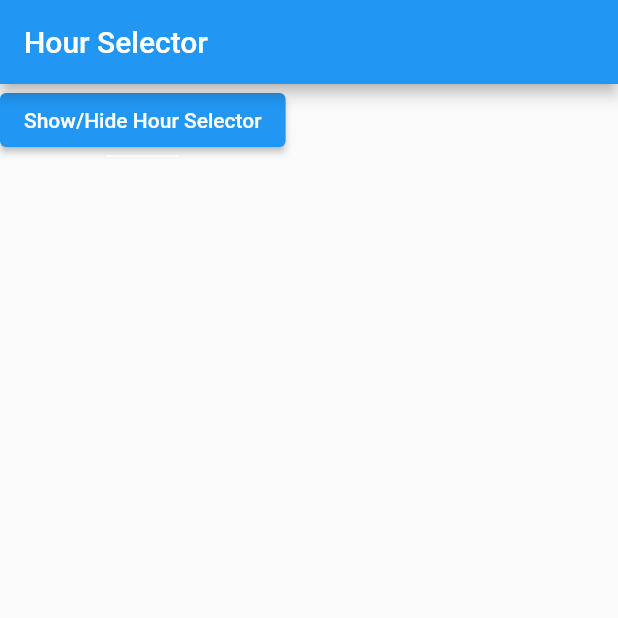
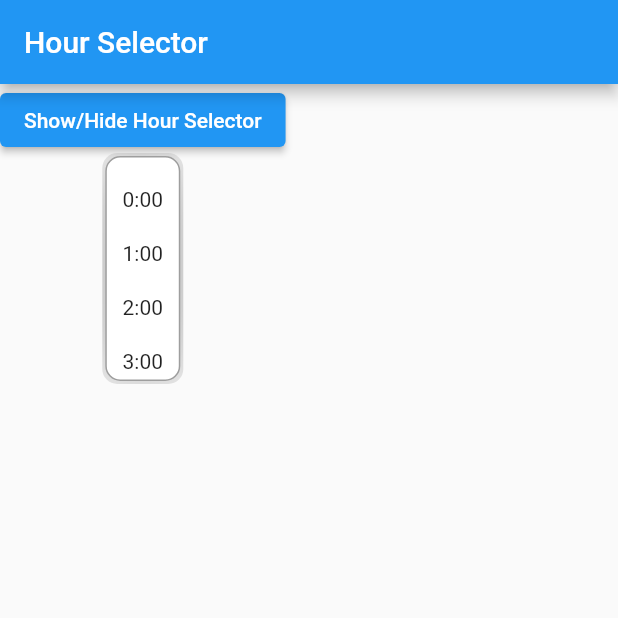
Before and after one commit to JuanFGQ/smart_home_design, a Flutter app: the screen it shows after launch, after a tap on "Show/Hide Hour Selector", on a phone screen of 412 x 824 dp, the top half of it. Run offline on Flutter 3.47's test engine with Material 2 defaults, Android fonts, the phone set to English and light mode, and no system bars; our stand-ins replace sleek_circular_slider.

Commit message:
date picker working

```diff
--- a/lib/main.dart
+++ b/lib/main.dart
@@ -37,50 +37,47 @@ class _MyHourSelectorState extends State<MyHourSelector>
   final double itemExtent = 50.0;
   final int initialHour = 12;
   bool isVisible = true; // Estado para controlar la visibilidad de la lista
-  final ValueNotifier<bool> openHourPicker = ValueNotifier<bool>(false);
   late AnimationController _animationController;
 
   @override
   void initState() {
     super.initState();
     // scrollController.jumpTo(itemExtent * initialHour);
-    _animationController =
-        AnimationController(vsync: this, duration: Duration(milliseconds: 100));
+    _animationController = AnimationController(
+        vsync: this, duration: const Duration(milliseconds: 100));
   }
 
   @override
   Widget build(BuildContext context) {
+    final ValueNotifier<bool> openHourPicker = ValueNotifier<bool>(false);
+
     return Scaffold(
       appBar: AppBar(
-        title: Text('Hour Selector'),
+        title: const Text('Hour Selector'),
       ),
       body: Column(
         children: [
-          ElevatedButton(
+          ValueListenableBuilder(
+              valueListenable: openHourPicker,
+              builder: (context, value, child) {
+                return ElevatedButton(
                   onPressed: () {
+                    openHourPicker.value = !openHourPicker.value;
+                    print(value);
                     // Cambiar el estado para mostrar/ocultar la lista
-              setState(() {
-                isVisible = !isVisible;
-              });
                   },
-            child: Text('Show/Hide Hour Selector'),
-          ),
+                  child: const Text('Show/Hide Hour Selector'),
+                );
+              }),
           // Lista de horas (se muestra si isVisible es verdadero)
           ValueListenableBuilder(
               valueListenable: openHourPicker,
               builder: (context, value, child) {
-                return GestureDetector(
-                  onTap: () {
-                    openHourPicker.value = !openHourPicker.value;
-                    print(openHourPicker.value);
-                  },
-                  child: AnimatedContainer(
-                      duration: Duration(milliseconds: 100),
+                return AnimatedContainer(
+                    duration: const Duration(milliseconds: 100),
                     curve: Curves.bounceIn,
                     width: 50,
-                      height: openHourPicker.value
-                          ? lerpDouble(0, 150, _animationController.value)
-                          : 0,
+                    height: openHourPicker.value ? 150 : 0,
                     decoration: BoxDecoration(
                         border: Border.all(color: Colors.grey),
                         borderRadius: BorderRadius.circular(10),
@@ -105,8 +102,7 @@ class _MyHourSelectorState extends State<MyHourSelector>
                                 padding: const EdgeInsets.only(top: 20),
                                 child: Text('$index:00'),
                               )))),
-                      )),
-                );
+                    ));
               }),
         ],
       ),
```
Lines whose indentation alone changed are shown as unchanged.
